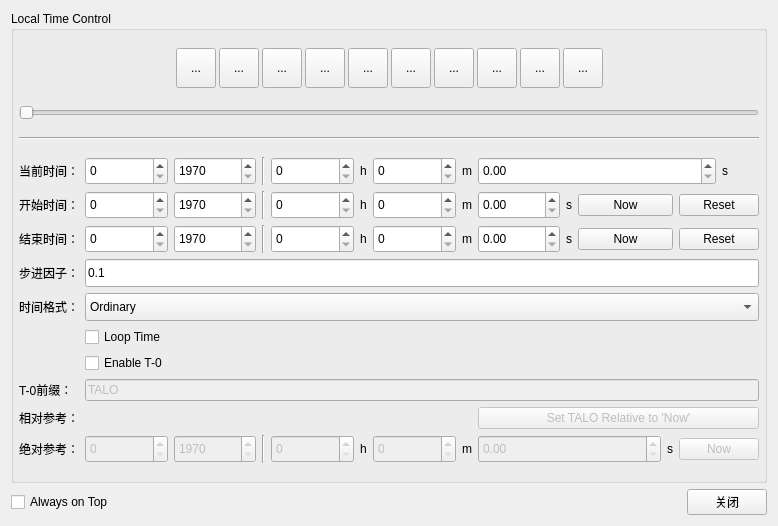
Before: the Qt Designer form TimeControls.ui in whatudone/plotxy, drawn with Qt 5.
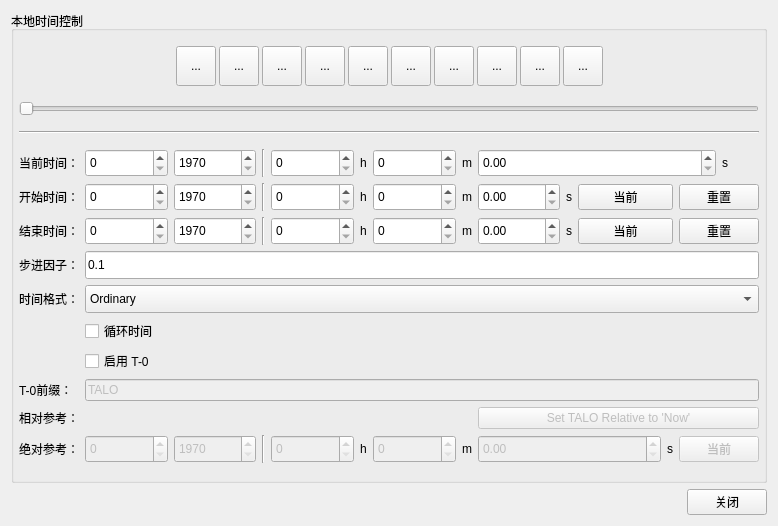
After: the same form once the commit is applied. Icons and pictures are not drawn.

Commit message: 汉化时间控制界面

```diff
--- a/TimeControls.ui
+++ b/TimeControls.ui
@@ -17,7 +17,7 @@
    <item>
     <widget class="QGroupBox" name="groupBox">
      <property name="title">
-      <string>Local Time Control</string>
+      <string>本地时间控制</string>
      </property>
      <layout class="QVBoxLayout" name="verticalLayout" stretch="0,0,0,1">
       <property name="spacing">
@@ -625,14 +625,14 @@
         <item row="1" column="10" colspan="2">
          <widget class="QPushButton" name="pushButton_beginNow">
           <property name="text">
-           <string>Now</string>
+           <string>当前</string>
           </property>
          </widget>
         </item>
         <item row="1" column="12" colspan="2">
          <widget class="QPushButton" name="pushButton_beginReset">
           <property name="text">
-           <string>Reset</string>
+           <string>重置</string>
           </property>
          </widget>
         </item>
@@ -745,14 +745,14 @@
         <item row="2" column="10" colspan="2">
          <widget class="QPushButton" name="pushButton_endNow">
           <property name="text">
-           <string>Now</string>
+           <string>当前</string>
           </property>
          </widget>
         </item>
         <item row="2" column="12" colspan="2">
          <widget class="QPushButton" name="pushButton_endReset">
           <property name="text">
-           <string>Reset</string>
+           <string>重置</string>
           </property>
          </widget>
         </item>
@@ -804,14 +804,14 @@
         <item row="5" column="1" colspan="3">
          <widget class="QCheckBox" name="checkBox_loopTime">
           <property name="text">
-           <string>Loop Time</string>
+           <string>循环时间</string>
           </property>
          </widget>
         </item>
         <item row="6" column="1" colspan="3">
          <widget class="QCheckBox" name="checkBox_T0">
           <property name="text">
-           <string>Enable T-0</string>
+           <string>启用 T-0</string>
           </property>
          </widget>
         </item>
@@ -966,7 +966,7 @@
            <bool>false</bool>
           </property>
           <property name="text">
-           <string>Now</string>
+           <string>当前</string>
           </property>
          </widget>
         </item>
@@ -987,13 +987,6 @@
    </item>
    <item>
     <layout class="QHBoxLayout" name="horizontalLayout_2">
-     <item>
-      <widget class="QCheckBox" name="checkBox">
-       <property name="text">
-        <string>Always on Top</string>
-       </property>
-      </widget>
-     </item>
      <item>
       <spacer name="horizontalSpacer_3">
        <property name="orientation">
```
Left out of the diff: 2 changed lines with no effect on the pictures. The commit also changes 2 other files.
